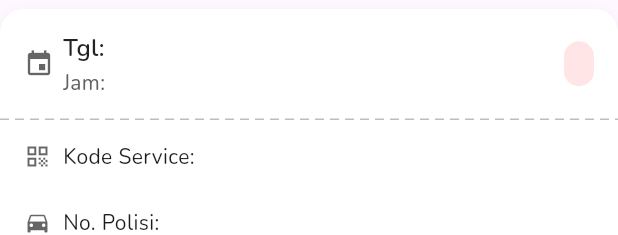
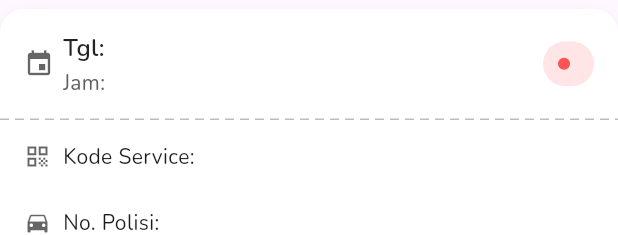
Before and after one commit to irwan44/tka_driver, a Flutter app: the _EmergencyItemCard widget shown alone on an empty page, opened directly with empty values, on a phone screen of 412 x 824 dp. Shown: the top 235 px of the screen. Run offline on Flutter 3.47's test engine with Material 3 defaults, Android fonts, the phone set to English and light mode, and no system bars; our stand-ins replace animated_custom_dropdown, chewie, flutter_image_compress, font_awesome_flutter, geocoding, geolocator and 9 more; missing offline and left inert: flutter_polyline_points, onesignal_flutter, video_compress; accounts and stored records are empty; network calls fail.

Commit message:
penambahan emergency

```diff
--- a/lib/app/modules/emergency/views/emergency_view.dart
+++ b/lib/app/modules/emergency/views/emergency_view.dart
@@ -413,11 +413,23 @@ class _EmergencyItemCard extends StatelessWidget {
                       decoration: BoxDecoration(
                           color: badge.withOpacity(.15),
                           borderRadius: BorderRadius.circular(20)),
-                      child: Text(stat,
-                          style: GoogleFonts.nunito(
-                              color: badge,
-                              fontWeight: FontWeight.w600,
-                              fontSize: 12)),
+                      child: Row(
+                        children: [
+                          Container(
+                            width: 8,
+                            height: 8,
+                            decoration: BoxDecoration(
+                                color: badge, shape: BoxShape.circle),
+                          ),
+                          const SizedBox(width: 6),
+                          Text(stat,
+                              style: GoogleFonts.nunito(
+                                  color: badge,
+                                  fontWeight: FontWeight.w600,
+                                  fontSize: 12)),
+                        ],
+                      )
+
                     ),
                   ],
                 ),
```
Also changed, not shown: lib/app/modules/booking/componen/listservicecard.dart (+13 -1 lines).
